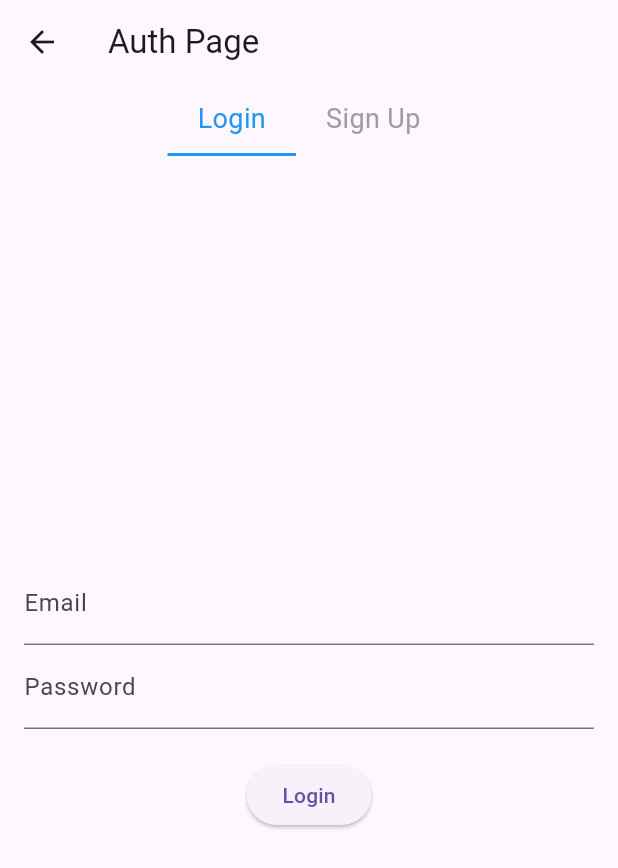
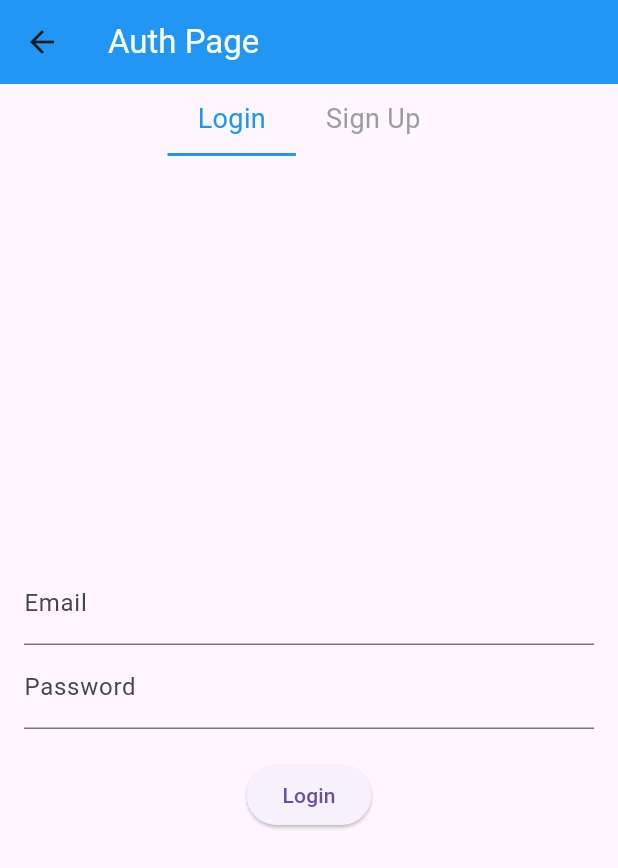
Before and after one commit to muzamil-dev/Peer-Review-MERN-Stack, a Flutter app: the LoginSignup screen opened by its route, on a phone screen of 412 x 824 dp. Shown: the top 868 px of the screen. Run offline on Flutter 3.47's test engine with Material 3 defaults, Android fonts, the phone set to English and light mode, and no system bars; generated files the repository leaves out were written again.

```diff
--- a/flutter_application/lib/src/login-signup/loginsignup.dart
+++ b/flutter_application/lib/src/login-signup/loginsignup.dart
@@ -1,4 +1,5 @@
 import 'package:flutter/material.dart';
+import 'package:flutter_application/components/MainAppBar.dart';
 
 class LoginSignup extends StatefulWidget {
   const LoginSignup({super.key});
@@ -27,8 +28,8 @@ class _LoginSignupState extends State<LoginSignup> {
   @override
   Widget build(BuildContext context) {
     return Scaffold(
-      appBar: AppBar(
-        title: Text('Auth Page'),
+      appBar: MainAppBar(
+        title: 'Auth Page',
       ),
       body: Column(
         children: [
```
